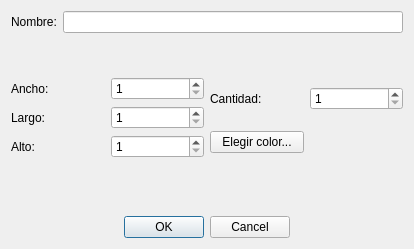
Above: dialogaddgroup.ui from amsantosr/ContainerApp before the change. Below: the same form after it.
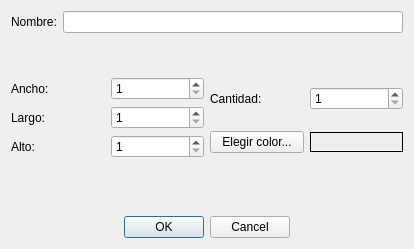
That is the form after the change.

What changed in the file:
```diff
--- a/dialogaddgroup.ui
+++ b/dialogaddgroup.ui
@@ -41,7 +41,13 @@
         <bool>false</bool>
        </property>
        <property name="styleSheet">
-        <string notr="true">border-color: rgb(0, 0, 0);</string>
+        <string notr="true"/>
+       </property>
+       <property name="frameShape">
+        <enum>QFrame::Box</enum>
+       </property>
+       <property name="frameShadow">
+        <enum>QFrame::Plain</enum>
        </property>
        <property name="text">
         <string/>
```
